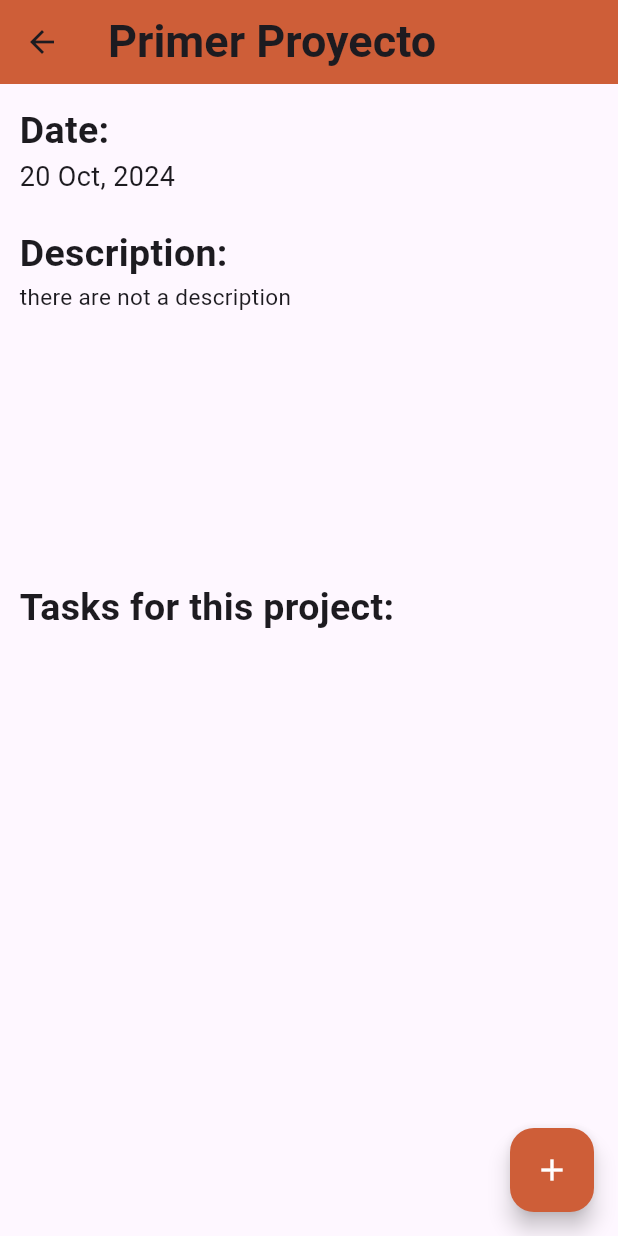
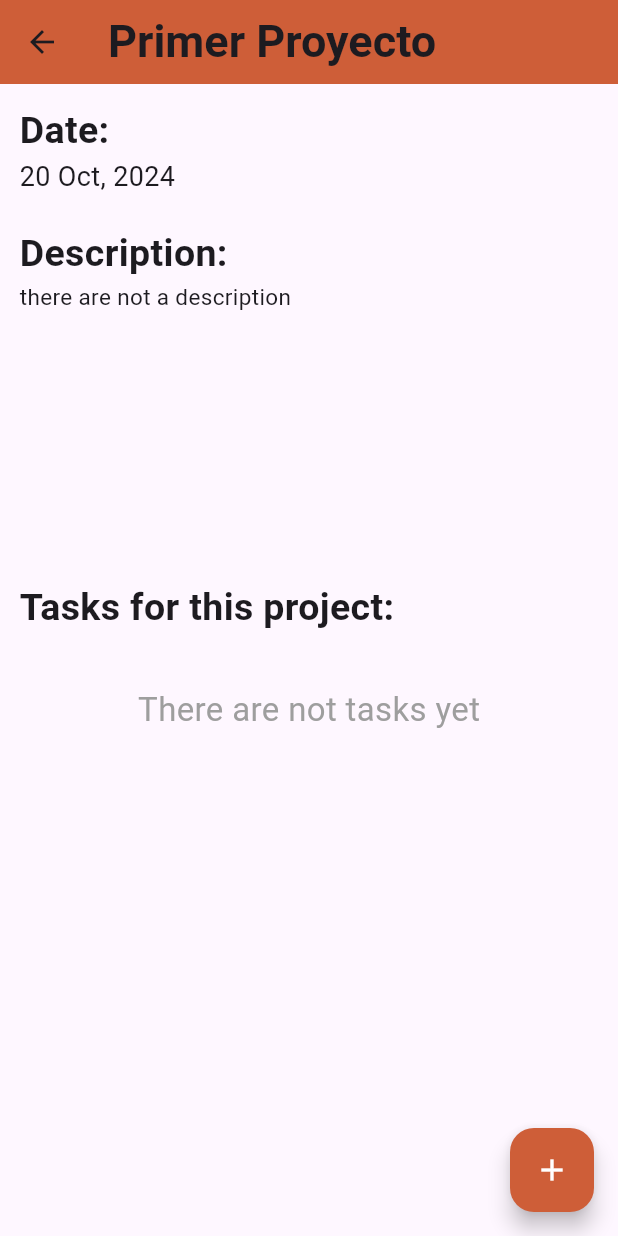
Before and after one commit to alejopadido/curso-diego, a Flutter app: the screen it shows after launch, after a tap on "Primer Proyecto", on a phone screen of 412 x 824 dp. Run offline on Flutter 3.47's test engine with Material 3 defaults, Android fonts, the phone set to English and light mode, and no system bars; our stand-ins replace percent_indicator.

Commit message:
problem with the list of echa one project

```diff
--- a/lib/presentation/screens/home_screen.dart
+++ b/lib/presentation/screens/home_screen.dart
@@ -41,7 +41,7 @@ class Home_Screen extends StatelessWidget {
                 .activityWithPercentList[index];
           },
           itemCount: context
-              .read<PercentTaskProvider>()
+              .watch<PercentTaskProvider>()
               .activityWithPercentList
               .length,
         );
@@ -50,7 +50,7 @@ class Home_Screen extends StatelessWidget {
 
 //NULL VERIFICATION IN THE LIST
     Widget listViewVerificaction() {
-      if (context.read<Tasktodayprovider>().taskWithCheckMarkList.isEmpty) {
+      if (context.watch<Tasktodayprovider>().taskWithCheckMarkList.isEmpty) {
         return const SizedBox(
           height: 100,
           width: 150,
@@ -66,10 +66,10 @@ class Home_Screen extends StatelessWidget {
           shrinkWrap: true,
           physics: const NeverScrollableScrollPhysics(),
           itemCount:
-              context.read<Tasktodayprovider>().taskWithCheckMarkList.length,
+              context.watch<Tasktodayprovider>().taskWithCheckMarkList.length,
           itemBuilder: (_, int index) {
             return context
-                .read<Tasktodayprovider>()
+                .watch<Tasktodayprovider>()
                 .taskWithCheckMarkList[index];
           },
         );
--- a/lib/presentation/screens/projectDetail.dart
+++ b/lib/presentation/screens/projectDetail.dart
@@ -1,7 +1,9 @@
 import 'package:dieguin_app/core/constants/app.colors.dart';
+import 'package:dieguin_app/main.dart';
 import 'package:dieguin_app/presentation/widgets/addTaskForProject.dart';
 import 'package:flutter/foundation.dart';
 import 'package:flutter/material.dart';
+import 'package:provider/provider.dart';
 
 class Projectdetail extends StatelessWidget {
   const Projectdetail({
@@ -21,6 +23,30 @@ class Projectdetail extends StatelessWidget {
       t,
       style: const TextStyle(fontSize: 25, fontWeight: FontWeight.bold),
     );
+  }
+
+  Widget taskListForThisProject() {
+    if (list == null) {
+      return const SizedBox(
+        height: 100,
+        width: 150,
+        child: Center(
+          child: Text(
+            'There are not tasks yet',
+            style: TextStyle(fontSize: 22, color: Colors.grey),
+          ),
+        ),
+      );
+    } else {
+      return ListView.builder(
+        shrinkWrap: true,
+        physics: const NeverScrollableScrollPhysics(),
+        itemCount: list?.length,
+        itemBuilder: (_, int index) {
+          return list?[index];
+        },
+      );
+    }
   }
 
   @override
@@ -62,12 +88,15 @@ class Projectdetail extends StatelessWidget {
             ),
             //TASKSLIST
             titleOfEachSection('Tasks for this project:'),
+            taskListForThisProject(),
             //
           ],
         ),
       ),
       //ADD TASK
-      floatingActionButton: Addtaskforproject(),
+      floatingActionButton: Addtaskforproject(
+        eachProjectList: list,
+      ),
     );
   }
 }
--- a/lib/presentation/widgets/addTaskForProject.dart
+++ b/lib/presentation/widgets/addTaskForProject.dart
@@ -10,7 +10,9 @@ import 'package:provider/provider.dart';
 class Addtaskforproject extends StatelessWidget {
   Addtaskforproject({
     super.key,
+    this.eachProjectList,
   });
+  final List? eachProjectList;
   final titlecontroller = TextEditingController();
   final contentController = TextEditingController();
 
@@ -58,11 +60,9 @@ class Addtaskforproject extends StatelessWidget {
                             title: contentControllerText,
                             toDo: TitleControllerText));
                     //ADD TO THE TASKPROVIDER
-                    Provider.of<Tasktodayprovider>(context, listen: false)
-                        .addTaskFuntion(newTask);
-                    // context.watch<Tasktodayprovider>().addTaskFuntion(newTask);
-                    // Navigator.pop(context);
-                    //ADD TO THE PROJECT
+                    context.read<Tasktodayprovider>().addTaskFuntion(newTask);
+                    eachProjectList?.add(newTask);
+                    //ADD TO THE PROJECTLIST
                     Navigator.pop(context);
                   },
                   child: const Text('Done'),
```
Also changed, not shown: lib/presentation/screens/newProject_screen.dart (+124 -20 lines), lib/presentation/widgets/dropDownColorMenu.dart (+24 -27 lines), 1 other file.
